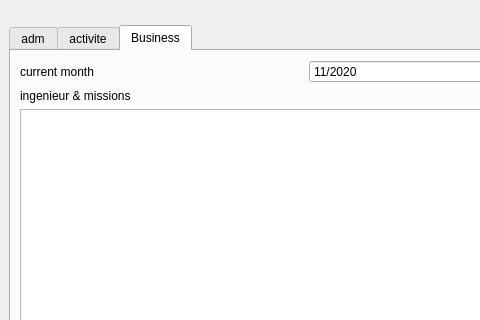
thrichert/softy, file sources/views/mainWindow.ui: the form before one commit; both pictures show x 0 to 480 and y 0 to 320 of the 1193 by 834 pixel window.
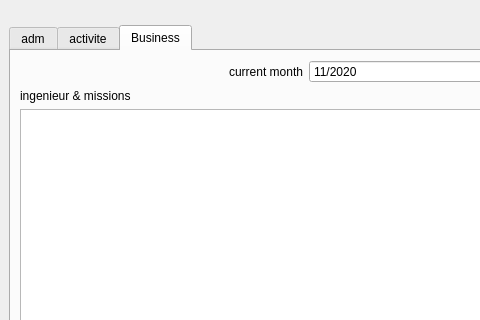
The form after the commit.

Commit message: change 'current month' aligment -> AlignRight

Patch:
```diff
--- a/sources/views/mainWindow.ui
+++ b/sources/views/mainWindow.ui
@@ -649,9 +649,15 @@
          <layout class="QHBoxLayout" name="horizontalLayout_2">
           <item>
            <widget class="QLabel" name="label">
+            <property name="layoutDirection">
+             <enum>Qt::LeftToRight</enum>
+            </property>
             <property name="text">
              <string>current month</string>
             </property>
+            <property name="alignment">
+             <set>Qt::AlignRight|Qt::AlignTrailing|Qt::AlignVCenter</set>
+            </property>
            </widget>
           </item>
           <item>
```
